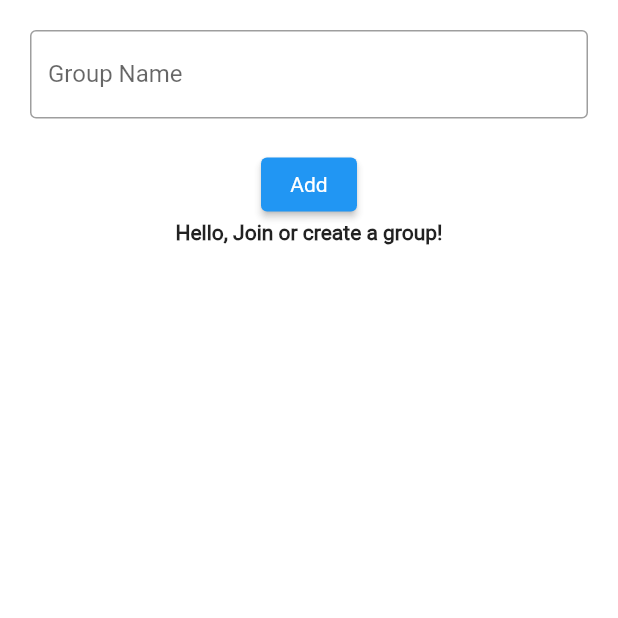
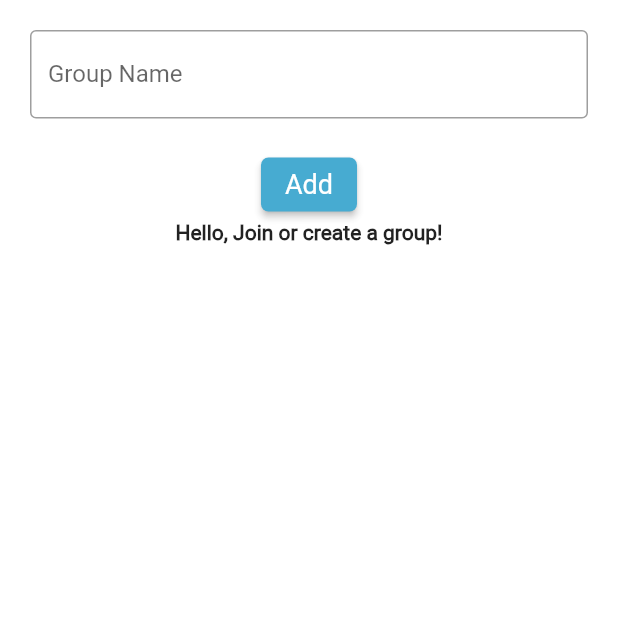
Before and after one commit to joelplotnik/HunterFit, a Flutter app: the GroupsView screen opened directly with empty values, on a phone screen of 412 x 824 dp, the top half of it. Run offline on Flutter 3.47's test engine with Material 2 defaults, Android fonts, the phone set to English and light mode, and no system bars; our stand-ins replace cloud_firestore, firebase_auth, firebase_core, flutter_svg, font_awesome_flutter, google_maps_flutter and 2 more; accounts and stored records are empty.

Commit message:
changes to colors and improvements to the groups functionality - nicholas blake

```diff
--- a/lib/view/groups_view.dart
+++ b/lib/view/groups_view.dart
@@ -66,7 +66,25 @@ class _GroupsViewState extends State<GroupsView> {
             ),
           ),
           ElevatedButton(
+
             child: const Text('Add'),
+            style: ElevatedButton.styleFrom(
+
+              primary:  const Color(0xFF47ABD1),
+
+              textStyle: const TextStyle(
+                  fontSize: 18,
+                  fontFamily: 'Roboto',
+                  fontWeight: FontWeight.normal),
+              shape: const RoundedRectangleBorder(
+                borderRadius: BorderRadius.only(
+                  topLeft: Radius.circular(5),
+                  topRight: Radius.circular(5),
+                  bottomLeft: Radius.circular(5),
+                  bottomRight: Radius.circular(5),
+                ),
+              ),
+            ),
             onPressed: () {
 
               addItemToList();
@@ -113,8 +131,10 @@ class _GroupsViewState extends State<GroupsView> {
                                                showDialog(context: context, builder: (BuildContext context) {
                                                  return Scaffold(
                                                    appBar: AppBar(
+                                                     backgroundColor: const Color(0xFF47ABD1),
                                                      title: Text('${groups[index]}'),
                                                    ),
+
                                                    body: Center(
                                                      child: RaisedButton(
                                                        onPressed: () {
--- a/lib/view/profile_view.dart
+++ b/lib/view/profile_view.dart
@@ -62,7 +62,7 @@ class _ProfilePageState extends State<ProfilePage> {
               child: const Text('Verify email'),
               style: ElevatedButton.styleFrom(
                 minimumSize: const Size(200, 40),
-                primary: const Color(0xFF7ebbd7),
+                primary: const Color(0xFF47ABD1),
                 padding: const EdgeInsets.only(
                     left: 40, right: 40, bottom: 8.0, top: 8.0),
                 textStyle: const TextStyle(
@@ -92,7 +92,7 @@ class _ProfilePageState extends State<ProfilePage> {
               child: const Text('Log out'),
               style: ElevatedButton.styleFrom(
                 minimumSize: const Size(200, 40),
-                primary: const Color(0xFF7ebbd7),
+                primary: const Color(0xFF47ABD1),
                 padding: const EdgeInsets.only(
                     left: 40, right: 40, bottom: 8.0, top: 8.0),
                 textStyle: const TextStyle(
```
